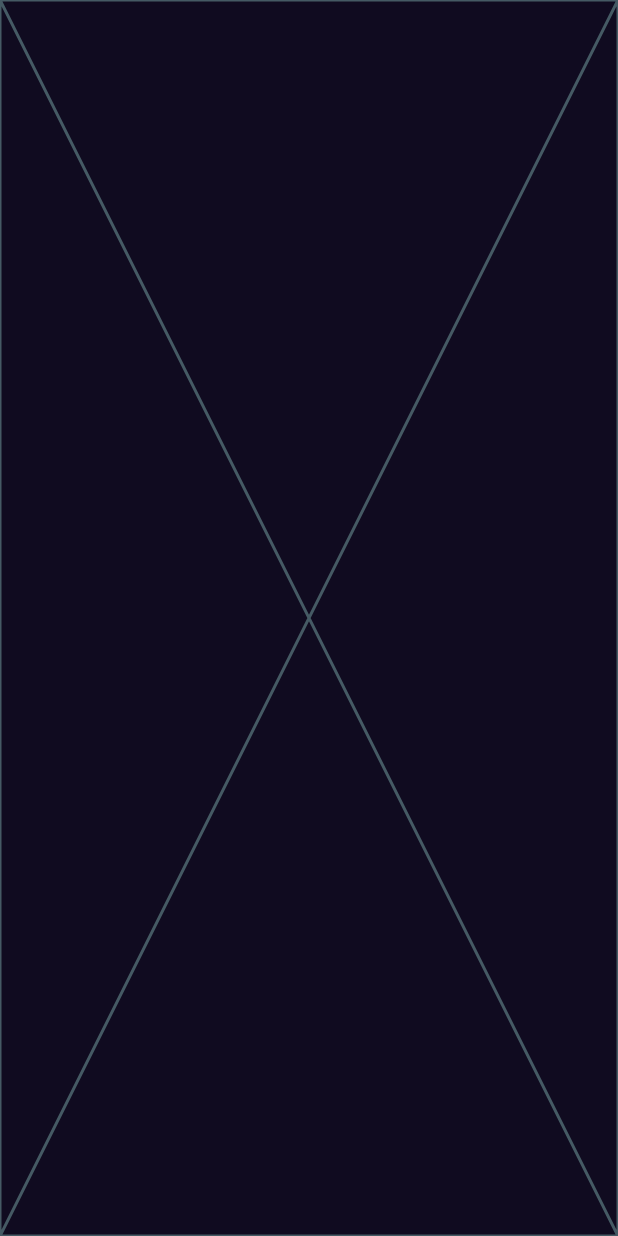
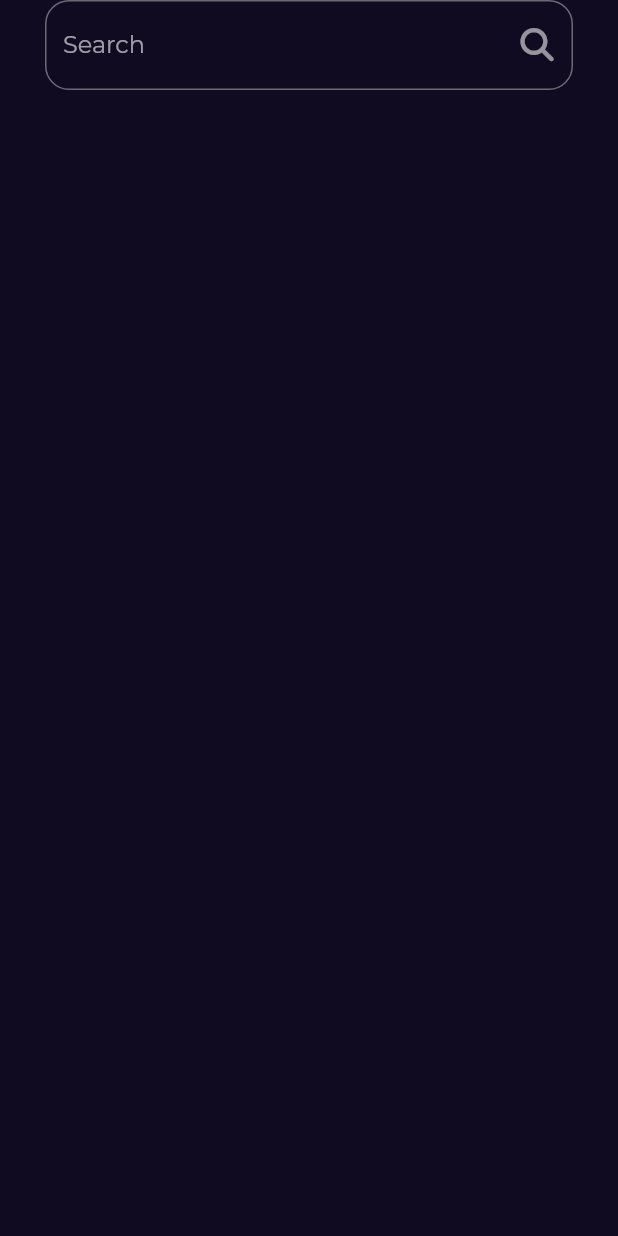
Before and after one commit to ahmedalgzery/Books-Store, a Flutter app: the SearchView screen opened by its route, on a phone screen of 412 x 824 dp. Run offline on Flutter 3.47's test engine with Material 2 defaults, Android fonts, the phone set to English and light mode, and no system bars; our stand-ins replace font_awesome_flutter, go_router, google_fonts.

Commit message:
create custom text field

```diff
--- /dev/null
+++ b/lib/features/search/presentation/view/widgets/custom_text_field.dart
@@ -0,0 +1,29 @@
+import 'package:flutter/material.dart';
+import 'package:font_awesome_flutter/font_awesome_flutter.dart';
+
+class CustomTextField extends StatelessWidget {
+  const CustomTextField({super.key});
+
+  @override
+  Widget build(BuildContext context) {
+    return Padding(
+      padding: const EdgeInsets.symmetric(horizontal: 30.0),
+      child: TextField(
+        decoration: InputDecoration(
+            suffixIcon: IconButton(
+              icon: const Opacity(
+                opacity: .8,
+                child: Icon(
+                  FontAwesomeIcons.magnifyingGlass,
+                  size: 22,
+                ),
+              ),
+              onPressed: () {},
+            ),
+            hintText: 'Search',
+            border:
+                OutlineInputBorder(borderRadius: BorderRadius.circular(16))),
+      ),
+    );
+  }
+}
--- a/lib/features/search/presentation/view/widgets/search_view_body.dart
+++ b/lib/features/search/presentation/view/widgets/search_view_body.dart
@@ -1,3 +1,4 @@
+import 'package:bookstore/features/search/presentation/view/widgets/custom_text_field.dart';
 import 'package:flutter/material.dart';
 
 class SearchViewBody extends StatelessWidget {
@@ -5,6 +6,10 @@ class SearchViewBody extends StatelessWidget {
 
   @override
   Widget build(BuildContext context) {
-    return const Placeholder();
+    return const Column(
+      children: [
+        CustomTextField(),
+      ],
+    );
   }
 }
```
